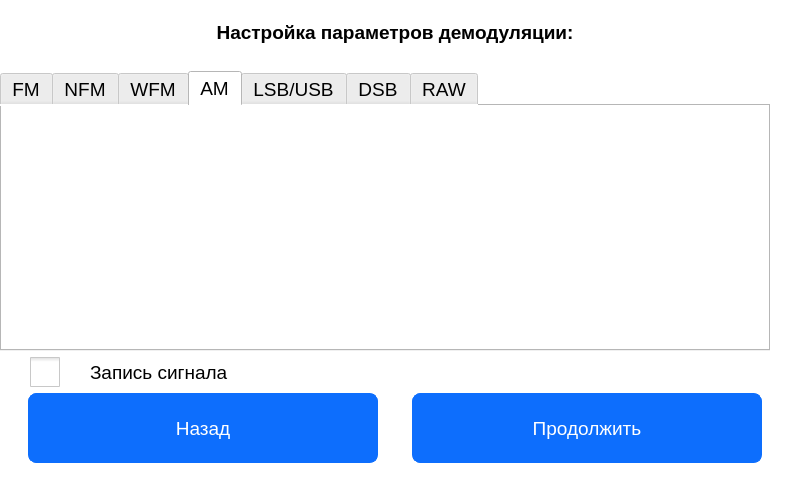
Qt form win_demodulation.ui (PloticynaEl/SDR) before a commit.
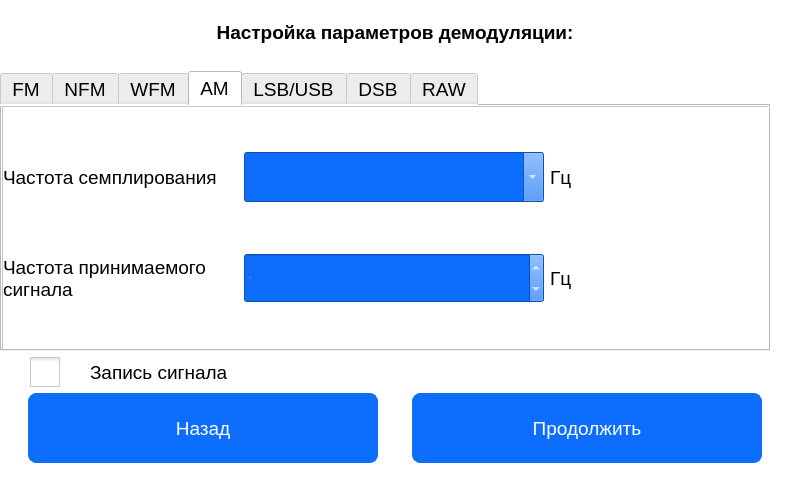
The same form after that commit. The open tabs and pages were chosen to show the change.

What changed in the file:
```diff
--- a/win_demodulation.ui
+++ b/win_demodulation.ui
@@ -390,6 +390,197 @@
         <attribute name="title">
          <string>AM</string>
         </attribute>
+        <widget class="QScrollArea" name="scrollArea_3">
+         <property name="geometry">
+          <rect>
+           <x>0</x>
+           <y>0</y>
+           <width>790</width>
+           <height>251</height>
+          </rect>
+         </property>
+         <property name="minimumSize">
+          <size>
+           <width>790</width>
+           <height>0</height>
+          </size>
+         </property>
+         <property name="maximumSize">
+          <size>
+           <width>790</width>
+           <height>16777215</height>
+          </size>
+         </property>
+         <property name="sizeIncrement">
+          <size>
+           <width>790</width>
+           <height>0</height>
+          </size>
+         </property>
+         <property name="widgetResizable">
+          <bool>true</bool>
+         </property>
+         <widget class="QWidget" name="scrollAreaWidgetContents_3">
+          <property name="geometry">
+           <rect>
+            <x>0</x>
+            <y>0</y>
+            <width>788</width>
+            <height>249</height>
+           </rect>
+          </property>
+          <widget class="QWidget" name="gridLayoutWidget_2">
+           <property name="geometry">
+            <rect>
+             <x>0</x>
+             <y>0</y>
+             <width>781</width>
+             <height>241</height>
+            </rect>
+           </property>
+           <layout class="QGridLayout" name="gridLayout_2">
+            <property name="sizeConstraint">
+             <enum>QLayout::SetDefaultConstraint</enum>
+            </property>
+            <item row="1" column="0">
+             <widget class="QLabel" name="label_12">
+              <property name="font">
+               <font>
+                <family>Arial</family>
+                <pointsize>14</pointsize>
+               </font>
+              </property>
+              <property name="text">
+               <string>Частота принимаемого сигнала</string>
+              </property>
+              <property name="textFormat">
+               <enum>Qt::AutoText</enum>
+              </property>
+              <property name="scaledContents">
+               <bool>true</bool>
+              </property>
+              <property name="wordWrap">
+               <bool>true</bool>
+              </property>
+             </widget>
+            </item>
+            <item row="1" column="2">
+             <widget class="QLabel" name="label_3">
+              <property name="font">
+               <font>
+                <family>Arial</family>
+                <pointsize>14</pointsize>
+               </font>
+              </property>
+              <property name="text">
+               <string>Гц</string>
+              </property>
+             </widget>
+            </item>
+            <item row="0" column="1">
+             <widget class="QComboBox" name="comboBox_sampl_am">
+              <property name="minimumSize">
+               <size>
+                <width>300</width>
+                <height>50</height>
+               </size>
+              </property>
+              <property name="maximumSize">
+               <size>
+                <width>300</width>
+                <height>50</height>
+               </size>
+              </property>
+              <property name="font">
+               <font>
+                <family>Arial</family>
+                <pointsize>-1</pointsize>
+                <weight>50</weight>
+                <italic>false</italic>
+                <bold>false</bold>
+               </font>
+              </property>
+              <property name="editable">
+               <bool>true</bool>
+              </property>
+              <property name="currentText">
+               <string/>
+              </property>
+              <property name="currentIndex">
+               <number>-1</number>
+              </property>
+              <property name="frame">
+               <bool>true</bool>
+              </property>
+             </widget>
+            </item>
+            <item row="1" column="1">
+             <widget class="QDoubleSpinBox" name="doubleSpinBox_freq_2">
+              <property name="minimumSize">
+               <size>
+                <width>300</width>
+                <height>50</height>
+               </size>
+              </property>
+              <property name="maximumSize">
+               <size>
+                <width>300</width>
+                <height>50</height>
+               </size>
+              </property>
+              <property name="font">
+               <font>
+                <family>Arial</family>
+                <pointsize>-1</pointsize>
+                <weight>50</weight>
+                <italic>false</italic>
+                <bold>false</bold>
+               </font>
+              </property>
+              <property name="wrapping">
+               <bool>true</bool>
+              </property>
+              <property name="buttonSymbols">
+               <enum>QAbstractSpinBox::UpDownArrows</enum>
+              </property>
+              <property name="accelerated">
+               <bool>true</bool>
+              </property>
+              <property name="maximum">
+               <double>999.990000000000009</double>
+              </property>
+             </widget>
+            </item>
+            <item row="0" column="2">
+             <widget class="QLabel" name="label_4">
+              <property name="font">
+               <font>
+                <family>Arial</family>
+                <pointsize>14</pointsize>
+               </font>
+              </property>
+              <property name="text">
+               <string>Гц</string>
+              </property>
+             </widget>
+            </item>
+            <item row="0" column="0">
+             <widget class="QLabel" name="label_13">
+              <property name="font">
+               <font>
+                <family>Arial</family>
+                <pointsize>14</pointsize>
+               </font>
+              </property>
+              <property name="text">
+               <string>Частота семплирования</string>
+              </property>
+             </widget>
+            </item>
+           </layout>
+          </widget>
+         </widget>
+        </widget>
        </widget>
        <widget class="QWidget" name="tab_5">
         <attribute name="title">
```
Left out of the diff: 6 changed lines with no effect on the pictures.
